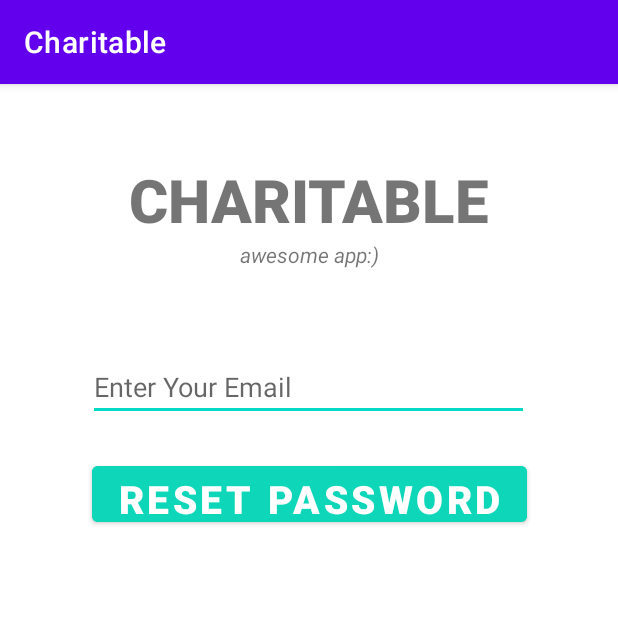
After one commit to arielleslatus/CS5520-MobileAppDev-su21-Charitable, an Android app: the ForgotPassword screen opened directly, with no data from a screen before it, on a phone screen of 412 x 824 dp, the top half of it. The commit adds this screen. Run offline under Robolectric (Android 15) with nearby library versions, the phone set to English and light mode, and no system bars; our stand-ins replace Firebase (no records; nobody signed in at launch, a user with empty details on screens opened directly).

Commit message:
user reset password is working

```diff
--- a/app/src/main/AndroidManifest.xml
+++ b/app/src/main/AndroidManifest.xml
@@ -9,7 +9,8 @@
         android:roundIcon="@mipmap/ic_launcher_round"
         android:supportsRtl="true"
         android:theme="@style/Theme.Charitable">
-        <activity android:name=".ProfileActivity"></activity>
+        <activity android:name=".ForgotPassword"></activity>
+        <activity android:name=".ProfileActivity" />
         <activity android:name=".RegisterUser" />
         <activity android:name=".MainActivity">
             <intent-filter>
--- /dev/null
+++ b/app/src/main/java/edu/neu/charitable/ForgotPassword.java
@@ -0,0 +1,76 @@
+package edu.neu.charitable;
+
+import androidx.annotation.NonNull;
+import androidx.appcompat.app.AppCompatActivity;
+
+import android.os.Bundle;
+import android.util.Patterns;
+import android.view.View;
+import android.widget.Button;
+import android.widget.EditText;
+import android.widget.ProgressBar;
+import android.widget.Toast;
+
+import com.google.android.gms.tasks.OnCompleteListener;
+import com.google.android.gms.tasks.Task;
+import com.google.firebase.auth.FirebaseAuth;
+
+public class ForgotPassword extends AppCompatActivity {
+
+    private EditText emailEditText;
+    private Button resetPasswordButton;
+    private ProgressBar progressBar;
+
+    FirebaseAuth auth;
+
+    @Override
+    protected void onCreate(Bundle savedInstanceState) {
+        super.onCreate(savedInstanceState);
+        setContentView(R.layout.activity_forgot_password);
+
+        emailEditText = (EditText) findViewById(R.id.email);
+        resetPasswordButton = (Button) findViewById(R.id.resetPassword);
+        progressBar = (ProgressBar) findViewById(R.id.progressBar);
+
+        auth = FirebaseAuth.getInstance();
+
+        resetPasswordButton.setOnClickListener(new View.OnClickListener() {
+
+            @Override
+            public void onClick(View v) {
+                resetPassword();
+            }
+        });
+    }
+
+    private void resetPassword() {
+        String email = emailEditText.getText().toString().trim();
+
+        if(email.isEmpty()) {
+            emailEditText.setError("Email is required!");
+            emailEditText.requestFocus();
+            return;
+        }
+
+        if(!Patterns.EMAIL_ADDRESS.matcher(email).matches()) {
+            emailEditText.setError("Please provide valid email!");
+            emailEditText.requestFocus();
+            return;
+        }
+
+         progressBar.setVisibility(View.VISIBLE);
+        auth.sendPasswordResetEmail(email).addOnCompleteListener(new OnCompleteListener<Void>() {
+            @Override
+            public void onComplete(@NonNull Task<Void> task) {
+                if(task.isSuccessful()) {
+                    Toast.makeText(ForgotPassword.this, "Check your email to reset " +
+                            "your password!", Toast.LENGTH_LONG).show();
+                }else{
+                    Toast.makeText(ForgotPassword.this, "Try again! Something is wrong!",
+                            Toast.LENGTH_LONG).show();
+                }
+            }
+        });
+
+    }
+}
--- a/app/src/main/java/edu/neu/charitable/MainActivity.java
+++ b/app/src/main/java/edu/neu/charitable/MainActivity.java
@@ -21,7 +21,7 @@
 
 public class MainActivity extends AppCompatActivity implements View.OnClickListener{
 
-    private TextView register;
+    private TextView register, forgotPassword;
     private EditText editTextEmail, editTextPassword;
     private Button signIn;
 
@@ -45,6 +45,9 @@
         progressBar = (ProgressBar) findViewById(R.id.progressBar);
 
         mAuth = FirebaseAuth.getInstance();
+
+        forgotPassword = (TextView) findViewById(R.id.forgotPassword);
+        forgotPassword.setOnClickListener(this);
     }
 
     @Override
@@ -56,6 +59,10 @@
 
             case R.id.signIn:
                 userLogin();
+                break;
+
+            case R.id.forgotPassword:
+                startActivity(new Intent(this, ForgotPassword.class));
                 break;
         }
 
--- /dev/null
+++ b/app/src/main/res/layout/activity_forgot_password.xml
@@ -0,0 +1,84 @@
+<?xml version="1.0" encoding="utf-8"?>
+<androidx.constraintlayout.widget.ConstraintLayout xmlns:android="http://schemas.android.com/apk/res/android"
+    xmlns:app="http://schemas.android.com/apk/res-auto"
+    xmlns:tools="http://schemas.android.com/tools"
+    android:layout_width="match_parent"
+    android:layout_height="match_parent"
+    tools:context=".ForgotPassword">
+
+    <TextView
+        android:id="@+id/banner"
+        android:layout_width="match_parent"
+        android:layout_height="wrap_content"
+        android:text="CHARITABLE"
+        android:textSize="40sp"
+        android:textAlignment="center"
+        android:textStyle="bold"
+        android:fontFamily="sans-serif-black"
+        app:layout_constraintTop_toTopOf="parent"
+        app:layout_constraintRight_toRightOf="parent"
+        app:layout_constraintLeft_toLeftOf="parent"
+        android:layout_marginTop="50dp"
+        />
+
+    <TextView
+        android:id="@+id/bannerDescrption"
+        android:layout_width="wrap_content"
+        android:layout_height="wrap_content"
+        android:text="awesome app:)"
+        android:textStyle="italic"
+        android:textSize="14sp"
+        android:textAlignment="center"
+        app:layout_constraintTop_toBottomOf="@+id/banner"
+        app:layout_constraintLeft_toLeftOf="parent"
+        app:layout_constraintRight_toRightOf="parent"
+        />
+
+    <EditText
+        android:id="@+id/email"
+        android:layout_width="294dp"
+        android:layout_height="45dp"
+        android:layout_marginTop="56dp"
+        android:ems="10"
+        android:hint="Enter Your Email"
+        android:inputType="textEmailAddress"
+        android:textSize="18sp"
+        app:layout_constraintHorizontal_bias="0.495"
+        app:layout_constraintLeft_toLeftOf="parent"
+        app:layout_constraintRight_toRightOf="parent"
+        app:layout_constraintTop_toBottomOf="@+id/bannerDescrption"
+        />
+
+    <Button
+        android:id="@+id/resetPassword"
+        android:layout_width="290dp"
+        android:layout_height="49dp"
+        android:layout_marginTop="24dp"
+        android:backgroundTint="#0ED6B9"
+        android:text="Reset Password"
+        android:textColor="#ffffff"
+        android:textSize="26sp"
+        android:textStyle="bold"
+        app:layout_constraintLeft_toLeftOf="parent"
+        app:layout_constraintRight_toRightOf="parent"
+        app:layout_constraintTop_toBottomOf="@+id/email" />
+
+    <ProgressBar
+        android:id="@+id/progressBar"
+        style="?android:attr/progressBarStyleLarge"
+        android:layout_width="wrap_content"
+        android:layout_height="wrap_content"
+        android:layout_centerInParent="true"
+        android:visibility="gone"
+        app:layout_constraintTop_toBottomOf="parent"
+        app:layout_constraintHorizontal_bias="0.498"
+        app:layout_constraintLeft_toLeftOf="parent"
+        app:layout_constraintRight_toRightOf="parent"
+        app:layout_constraintTop_toTopOf="parent"
+        app:layout_constraintVertical_bias="0.59"
+        tools:ignore="MissingConstraints"
+        />
+
+
+
+</androidx.constraintlayout.widget.ConstraintLayout>
```
